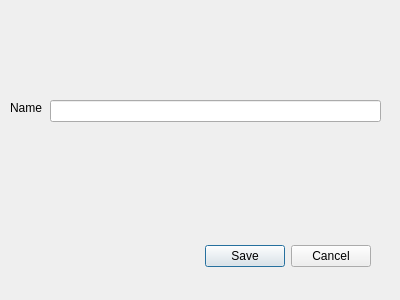
This is dialogs/tunerehearsalsavedialog.ui in huc-m/PianoBQ as Qt 5 draws it before an edit. The edited form follows.
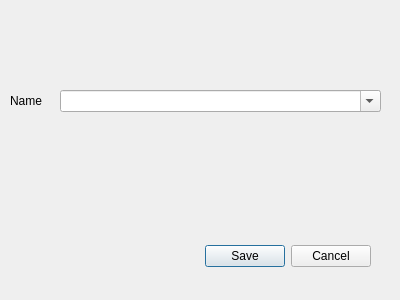
This is the edited form.

Patch:
```diff
--- a/dialogs/tunerehearsalsavedialog.ui
+++ b/dialogs/tunerehearsalsavedialog.ui
@@ -66,9 +66,9 @@
    <property name="geometry">
     <rect>
      <x>10</x>
-     <y>100</y>
+     <y>90</y>
      <width>41</width>
-     <height>16</height>
+     <height>21</height>
     </rect>
    </property>
    <property name="toolTip">
@@ -93,12 +93,12 @@
     <set>Qt::NoTextInteraction</set>
    </property>
   </widget>
-  <widget class="QLineEdit" name="lineEdit">
+  <widget class="QComboBox" name="comboBox">
    <property name="geometry">
     <rect>
-     <x>50</x>
-     <y>100</y>
-     <width>331</width>
+     <x>60</x>
+     <y>90</y>
+     <width>321</width>
      <height>22</height>
     </rect>
    </property>
@@ -117,6 +117,12 @@
    <property name="accessibleDescription">
     <string notr="true"/>
    </property>
+   <property name="editable">
+    <bool>true</bool>
+   </property>
+   <property name="currentText">
+    <string notr="true"/>
+   </property>
    <property name="placeholderText">
     <string notr="true"/>
    </property>
```
